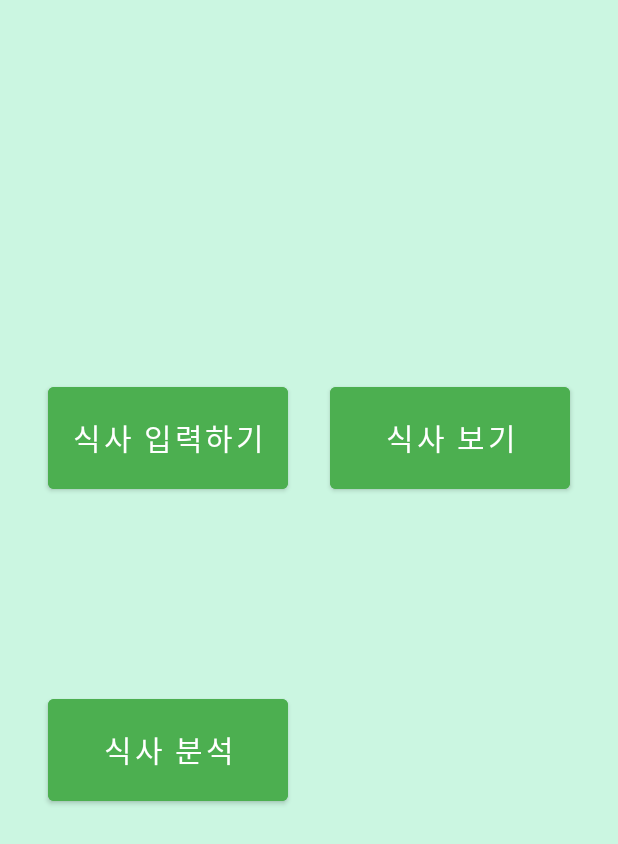
After one commit to Jung-jaewoo/diet-android-app, an Android app: the layout activity_main_menu.xml on its own in the app's theme, with its tools: preview values and no code run, on a phone screen of 412 x 824 dp. The commit adds this screen. Shown: the top 844 px of the screen. Run offline under Robolectric (Android 15) with nearby library versions, the phone set to English and light mode, and no system bars.

Commit message:
feat : mainmenuactivity 추가

```diff
--- a/app/src/main/java/com/example/mydietandroidapp/MainActivity2.java
+++ b/app/src/main/java/com/example/mydietandroidapp/MainActivity2.java
@@ -39,7 +39,6 @@ public class MainActivity2 extends AppCompatActivity {
         });
     }
 
-
     public void getStudents() {
         mealsInfo = new ArrayList<>();
         String[] columns = new String[]{"_id", "name",
--- /dev/null
+++ b/app/src/main/res/layout/activity_main_menu.xml
@@ -0,0 +1,49 @@
+<?xml version="1.0" encoding="utf-8"?>
+<androidx.constraintlayout.widget.ConstraintLayout xmlns:android="http://schemas.android.com/apk/res/android"
+    xmlns:app="http://schemas.android.com/apk/res-auto"
+    xmlns:tools="http://schemas.android.com/tools"
+    android:layout_width="match_parent"
+    android:layout_height="match_parent"
+    android:background="#CBF6E1"
+    tools:context=".MainMenuActivity">
+
+    <Button
+        android:id="@+id/showMealButton"
+        android:layout_width="160dp"
+        android:layout_height="80dp"
+        android:layout_marginTop="252dp"
+        android:layout_marginEnd="32dp"
+        android:backgroundTint="#4CAF50"
+        android:onClick="navigateShowMeal"
+        android:text="@string/textShowMeal"
+        android:textSize="20sp"
+        app:layout_constraintEnd_toEndOf="parent"
+        app:layout_constraintTop_toTopOf="parent" />
+
+    <Button
+        android:id="@+id/inputMealButton"
+        android:layout_width="160dp"
+        android:layout_height="80dp"
+        android:layout_marginStart="32dp"
+        android:layout_marginTop="252dp"
+        android:backgroundTint="#4CAF50"
+        android:backgroundTintMode="add"
+        android:onClick="navigateInputMeal"
+        android:text="@string/textInputMeal"
+        android:textColor="@color/white"
+        android:textSize="20sp"
+        app:layout_constraintStart_toStartOf="parent"
+        app:layout_constraintTop_toTopOf="parent" />
+
+    <Button
+        android:id="@+id/analyzeMealButton"
+        android:layout_width="160dp"
+        android:layout_height="80dp"
+        android:layout_marginStart="32dp"
+        android:layout_marginBottom="284dp"
+        android:backgroundTint="#4CAF50"
+        android:text="@string/textAnalyzeMeal"
+        android:textSize="20sp"
+        app:layout_constraintBottom_toBottomOf="parent"
+        app:layout_constraintStart_toStartOf="parent" />
+</androidx.constraintlayout.widget.ConstraintLayout>
--- a/app/src/main/res/values/strings.xml
+++ b/app/src/main/res/values/strings.xml
@@ -9,4 +9,7 @@
     <string name="textInputFood">식사 입력</string>
     <string name="title_activity_maps">MapsActivity</string>
     <string name="textMap">지도</string>
+    <string name="textInputMeal">식사 입력하기</string>
+    <string name="textShowMeal">식사 보기</string>
+    <string name="textAnalyzeMeal">식사 분석</string>
 </resources>
```
Also changed, not shown: app/src/main/AndroidManifest.xml (+32 -10 lines), app/src/main/java/com/example/mydietandroidapp/MainActivity.java (+4 -11 lines), app/src/main/java/com/example/mydietandroidapp/MainMenuActivity.java (added, +71 -0 lines), app/src/main/res/layout/activity_main.xml (+12 -13 lines).
